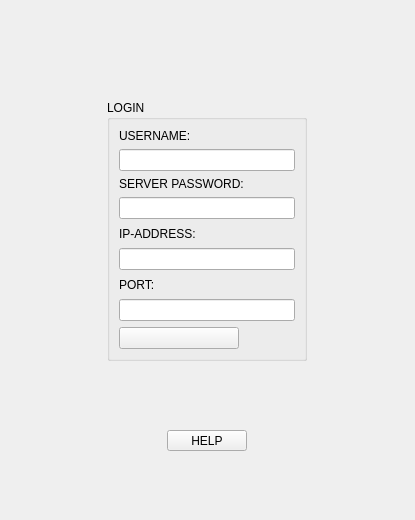
The window that RubberContractBridge/gui/clientlogin.ui (CFWagner/EPE321-RubberContractBridge) describes before a commit, drawn with Qt 5.
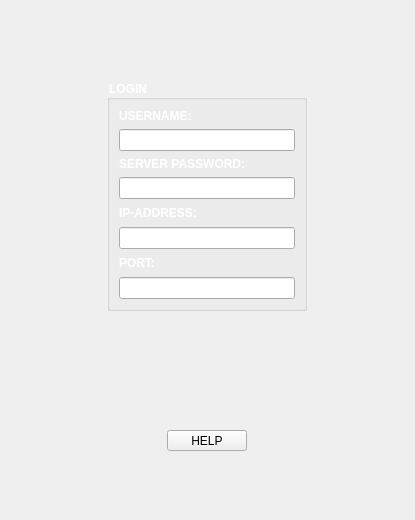
The same window after the commit. Custom widgets are drawn as their Qt base class.

Diff of the .ui file:
```diff
--- a/RubberContractBridge/gui/clientlogin.ui
+++ b/RubberContractBridge/gui/clientlogin.ui
@@ -17,11 +17,16 @@
    <property name="geometry">
     <rect>
      <x>107</x>
-     <y>100</y>
+     <y>80</y>
      <width>200</width>
-     <height>261</height>
+     <height>231</height>
     </rect>
    </property>
+   <property name="styleSheet">
+    <string notr="true">color:rgb(255, 255, 255);
+font: 75 9pt &quot;MS Shell Dlg 2&quot;;
+font-weight: bold;</string>
+   </property>
    <property name="title">
     <string>LOGIN</string>
    </property>
@@ -90,25 +95,6 @@
       </property>
      </widget>
     </item>
-    <item>
-     <widget class="Hover" name="loginButton">
-      <property name="maximumSize">
-       <size>
-        <width>120</width>
-        <height>28</height>
-       </size>
-      </property>
-      <property name="text">
-       <string/>
-      </property>
-      <property name="iconSize">
-       <size>
-        <width>220</width>
-        <height>80</height>
-       </size>
-      </property>
-     </widget>
-    </item>
    </layout>
   </widget>
   <widget class="QPushButton" name="infoButton">
@@ -125,13 +111,6 @@
    </property>
   </widget>
  </widget>
- <customwidgets>
-  <customwidget>
-   <class>Hover</class>
-   <extends>QPushButton</extends>
-   <header location="global">hover.h</header>
-  </customwidget>
- </customwidgets>
  <resources/>
  <connections/>
 </ui>
```
Left out of the diff: 4 changed lines with no effect on the pictures.
